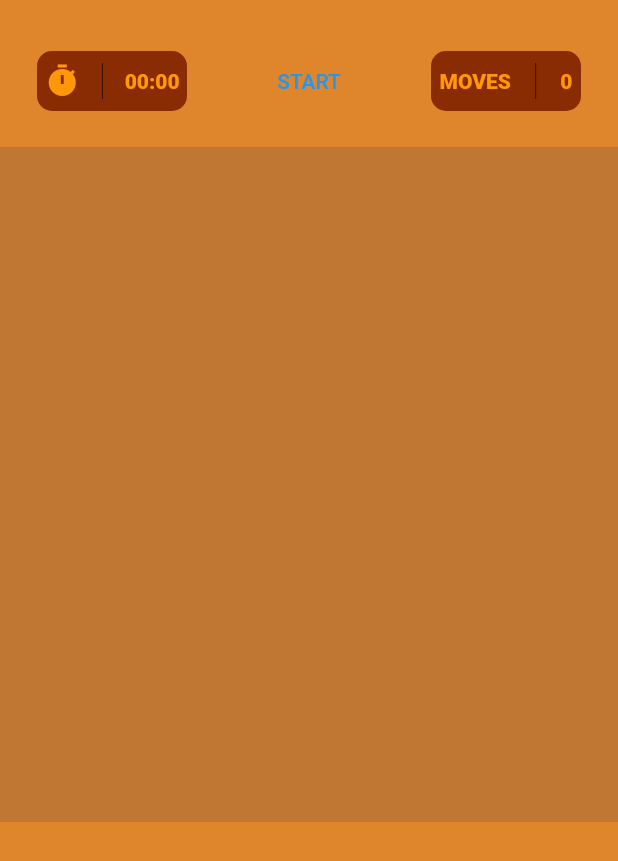
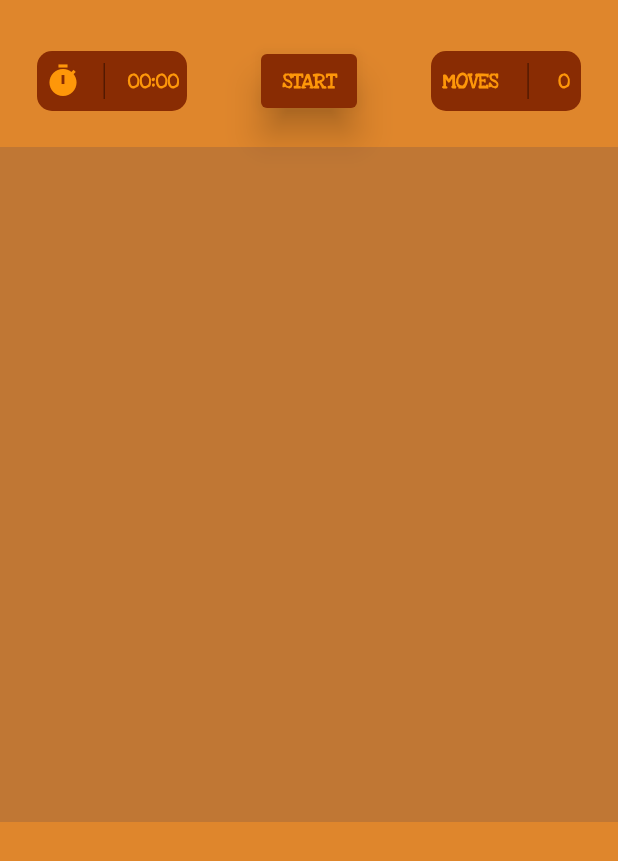
Before and after one commit to diegodrf/words_slide_puzzle, a Flutter app: the screen it shows after launch, on a phone screen of 412 x 824 dp. Shown: the top 861 px of the screen. Run offline on Flutter 3.47's test engine with Material 2 defaults, Android fonts, the phone set to English and light mode, and no system bars.

Commit message:
Adding custom fonts

```diff
--- a/lib/components/game_status_component.dart
+++ b/lib/components/game_status_component.dart
@@ -1,27 +1,55 @@
 import 'package:flutter/material.dart';
+import 'package:intl/intl.dart';
 import 'package:provider/provider.dart';
 import 'package:words_slide_puzzle/providers/puzzle_brain_provider.dart';
+
+import '../constants.dart';
+import 'key_value_info_component.dart';
 
 class GameStatusComponent extends StatelessWidget {
   const GameStatusComponent({Key? key}) : super(key: key);
 
   @override
   Widget build(BuildContext context) {
-    return Consumer<PuzzleBrainProvider>(builder: (context, provider, child) {
-      return Container(
-        height: 450,
-        width: 450,
-        decoration: const BoxDecoration(color: Colors.grey),
-        child: Column(
-          children: [
-            StatusRow(
-              text: 'Movements',
-              value: provider.movements,
-            )
-          ],
-        ),
-      );
-    });
+    return Consumer<PuzzleBrainProvider>(
+      builder: (context, provider, child) {
+        return Container(
+          margin: const EdgeInsets.only(bottom: 20.0),
+          child: Row(
+            mainAxisAlignment: MainAxisAlignment.spaceAround,
+            children: [
+              KeyValueInfoComponent(
+                keyWidget: const Icon(
+                  Icons.timer,
+                  color: kInfoValueColor,
+                ),
+                value: DateFormat.ms().format(provider.elapsedTime),
+              ),
+              TextButton(
+                style: ButtonStyle(
+                  elevation: MaterialStateProperty.all(10),
+                  backgroundColor: MaterialStateProperty.all(
+                    kInfoBackgroundColor,
+                  ),
+                ),
+                onPressed: () => provider.resetGame(),
+                child: const Text(
+                  'START',
+                  style: kInfoStyle,
+                ),
+              ),
+              KeyValueInfoComponent(
+                keyWidget: const Text(
+                  'MOVES',
+                  style: kInfoStyle,
+                ),
+                value: provider.movements.toString(),
+              ),
+            ],
+          ),
+        );
+      },
+    );
   }
 }
 
--- /dev/null
+++ b/lib/components/key_value_info_component.dart
@@ -0,0 +1,40 @@
+import 'package:flutter/material.dart';
+
+import '../constants.dart';
+
+class KeyValueInfoComponent extends StatelessWidget {
+  final Widget keyWidget;
+  final String value;
+
+  const KeyValueInfoComponent({
+    Key? key,
+    required this.keyWidget,
+    required this.value,
+  }) : super(key: key);
+
+  @override
+  Widget build(BuildContext context) {
+    return Container(
+      height: 40.0,
+      width: 100.0,
+      decoration: BoxDecoration(
+          color: kInfoBackgroundColor, borderRadius: BorderRadius.circular(10)),
+      child: Row(
+        mainAxisAlignment: MainAxisAlignment.spaceAround,
+        children: [
+          keyWidget,
+          const VerticalDivider(
+            width: 10.0,
+            indent: 8.0,
+            endIndent: 8.0,
+            color: Color(0xFF391000),
+          ),
+          Text(
+            value,
+            style: kInfoStyle,
+          ),
+        ],
+      ),
+    );
+  }
+}
--- a/lib/constants.dart
+++ b/lib/constants.dart
@@ -5,4 +5,5 @@ const double kPuzzleBoxMargin = 5.0;
 final Color kBoardGameColor = Colors.brown.withOpacity(0.3);
 const Color kGameBackgroundColor = Color(0xFFDF862C);
 const Color kInfoValueColor = Color(0xFFFE9709);
+const Color kInfoBackgroundColor = Color(0xFF892C03);
 const TextStyle kInfoStyle = TextStyle(color: kInfoValueColor, fontWeight: FontWeight.w900);
--- a/lib/main.dart
+++ b/lib/main.dart
@@ -1,5 +1,6 @@
 import 'package:flutter/material.dart';
 import 'package:provider/provider.dart';
+import 'package:words_slide_puzzle/models/enum/fonts_enum.dart';
 import 'package:words_slide_puzzle/providers/puzzle_brain_provider.dart';
 import 'package:words_slide_puzzle/screens/main_screen.dart';
 
@@ -15,6 +16,7 @@ class WordsSlidePuzzleApp extends StatelessWidget {
     return ChangeNotifierProvider<PuzzleBrainProvider>(
       create: (context) => PuzzleBrainProvider(),
       child: MaterialApp(
+        theme: ThemeData(fontFamily: FontsEnum.loveYaLikeASister),
         initialRoute: MainScreen.route,
         routes: {
           MainScreen.route: (context) => const MainScreen(),
--- /dev/null
+++ b/lib/models/enum/fonts_enum.dart
@@ -0,0 +1,4 @@
+class FontsEnum {
+  static const String architectsDaughter = 'Architects Daughter';
+  static const String loveYaLikeASister = 'Love Ya Like A Sister';
+}
--- a/lib/screens/main_screen.dart
+++ b/lib/screens/main_screen.dart
@@ -1,9 +1,9 @@
 import 'package:flutter/material.dart';
 import 'package:provider/provider.dart';
+import 'package:words_slide_puzzle/components/game_status_component.dart';
 import 'package:words_slide_puzzle/components/puzzle_board.dart';
 import 'package:words_slide_puzzle/constants.dart';
 import 'package:words_slide_puzzle/providers/puzzle_brain_provider.dart';
-import 'package:intl/intl.dart';
 
 class MainScreen extends StatefulWidget {
   static const String route = 'main_screen';
@@ -31,34 +31,7 @@ class _MainScreenState extends State<MainScreen> {
                 child: Column(
                   crossAxisAlignment: CrossAxisAlignment.center,
                   children: [
-                    // block 1
-                    // block 2
-                    Container(
-                      margin: const EdgeInsets.only(bottom: 20.0),
-                      child: Row(
-                        mainAxisAlignment: MainAxisAlignment.spaceAround,
-                        children: [
-                          KeyValueInfoComponent(
-                            keyWidget: const Icon(
-                              Icons.timer,
-                              color: kInfoValueColor,
-                            ),
-                            value: DateFormat.ms().format(provider.elapsedTime),
-                          ),
-                          TextButton(
-                            onPressed: () => provider.resetGame(),
-                            child: const Text('START'),
-                          ),
-                          KeyValueInfoComponent(
-                            keyWidget: const Text(
-                              'MOVES',
-                              style: kInfoStyle,
-                            ),
-                            value: provider.movements.toString(),
-                          ),
-                        ],
-                      ),
-                    ),
+                    const GameStatusComponent(),
                     PuzzleBoard(gameBoard: provider.gameBoard),
                   ],
                 ),
@@ -70,41 +43,3 @@ class _MainScreenState extends State<MainScreen> {
     );
   }
 }
-
-class KeyValueInfoComponent extends StatelessWidget {
-  final Widget keyWidget;
-  final String value;
-
-  const KeyValueInfoComponent({
-    Key? key,
-    required this.keyWidget,
-    required this.value,
-  }) : super(key: key);
-
-  @override
-  Widget build(BuildContext context) {
-    return Container(
-      height: 40.0,
-      width: 100.0,
-      decoration: BoxDecoration(
-          color: const Color(0xFF892C03),
-          borderRadius: BorderRadius.circular(10)),
-      child: Row(
-        mainAxisAlignment: MainAxisAlignment.spaceAround,
-        children: [
-          keyWidget,
-          const VerticalDivider(
-            width: 10.0,
-            indent: 8.0,
-            endIndent: 8.0,
-            color: Color(0xFF391000),
-          ),
-          Text(
-            value,
-            style: kInfoStyle,
-          ),
-        ],
-      ),
-    );
-  }
-}
```
Also changed, not shown: pubspec.yaml (+7 -0 lines), fonts/ArchitectsDaughter-Regular.ttf (added), fonts/LoveYaLikeASister-Regular.ttf (added).
